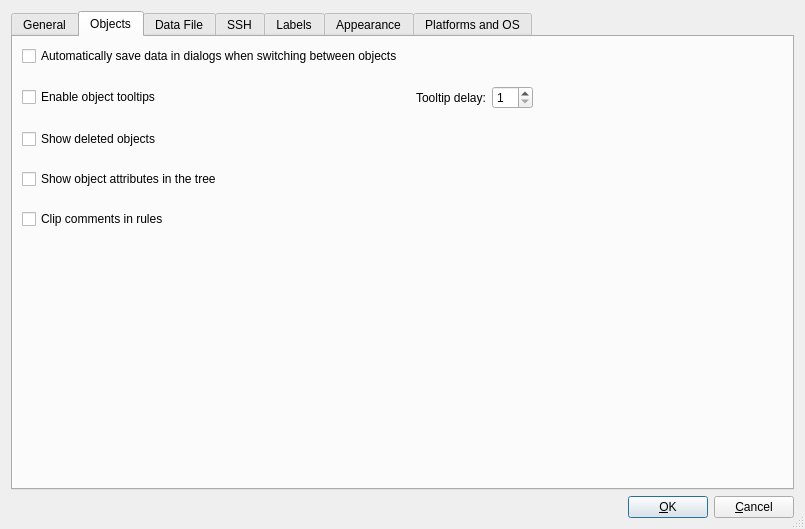
This is src/gui/prefsdialog_q.ui in fwbuilder/fwbuilder as Qt 5 draws it before an edit. The edited form follows.
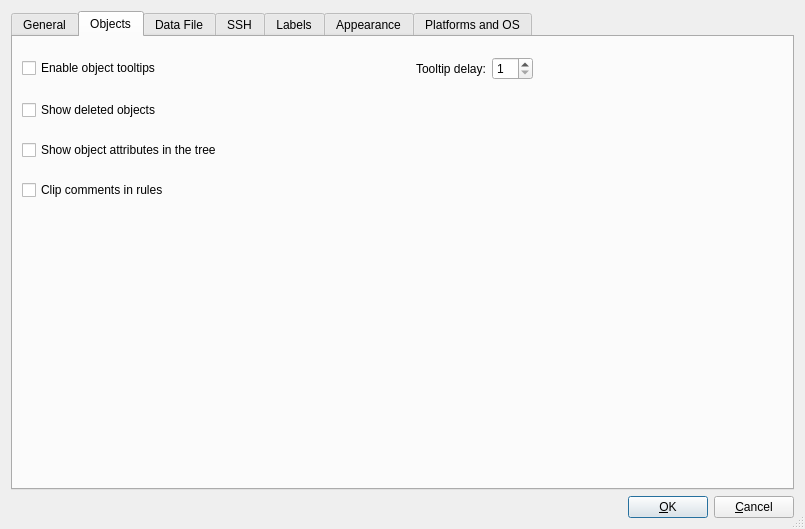
This is the edited form. The open tabs and pages were chosen to show the change.

Commit message: fixes #676  deprecated preferences option "automatic save changes"

What changed in the file:
```diff
--- a/src/gui/prefsdialog_q.ui
+++ b/src/gui/prefsdialog_q.ui
@@ -188,39 +188,19 @@
        <property name="verticalSpacing">
         <number>20</number>
        </property>
-       <item row="0" column="0" colspan="4">
-        <widget class="QCheckBox" name="autosave">
-         <property name="text">
-          <string>Automatically save data in dialogs when switching between objects</string>
-         </property>
-        </widget>
-       </item>
-       <item row="0" column="4">
-        <spacer name="spacer">
-         <property name="orientation">
-          <enum>Qt::Horizontal</enum>
-         </property>
-         <property name="sizeType">
-          <enum>QSizePolicy::Expanding</enum>
-         </property>
-         <property name="sizeHint" stdset="0">
-          <size>
-           <width>148</width>
-           <height>20</height>
-          </size>
-         </property>
-        </spacer>
-       </item>
-       <item row="1" column="0">
-        <widget class="QCheckBox" name="objTooltips">
-         <property name="text">
+       <property name="topMargin" >
+        <number>20</number>
+       </property>
+       <item row="0" column="0" >
+        <widget class="QCheckBox" name="objTooltips" >
+         <property name="text" >
           <string>Enable object tooltips</string>
          </property>
         </widget>
        </item>
-       <item row="1" column="1">
-        <spacer name="horizontalSpacer_3">
-         <property name="orientation">
+       <item row="0" column="1" >
+        <spacer name="horizontalSpacer_3" >
+         <property name="orientation" >
           <enum>Qt::Horizontal</enum>
          </property>
          <property name="sizeHint" stdset="0">
@@ -231,9 +211,9 @@
          </property>
         </spacer>
        </item>
-       <item row="1" column="2">
-        <widget class="QLabel" name="textLabel1_6">
-         <property name="text">
+       <item row="0" column="2" >
+        <widget class="QLabel" name="textLabel1_6" >
+         <property name="text" >
           <string>Tooltip delay:</string>
          </property>
          <property name="wordWrap">
@@ -241,16 +221,16 @@
          </property>
         </widget>
        </item>
-       <item row="1" column="3">
-        <widget class="QSpinBox" name="tooltipDelay">
-         <property name="minimum">
+       <item row="0" column="3" >
+        <widget class="QSpinBox" name="tooltipDelay" >
+         <property name="minimum" >
           <number>1</number>
          </property>
         </widget>
        </item>
-       <item row="1" column="4">
-        <spacer name="spacer_2">
-         <property name="orientation">
+       <item row="0" column="4" >
+        <spacer name="spacer_2" >
+         <property name="orientation" >
           <enum>Qt::Horizontal</enum>
          </property>
          <property name="sizeType">
@@ -264,30 +244,30 @@
          </property>
         </spacer>
        </item>
-       <item row="2" column="0" colspan="5">
-        <widget class="QCheckBox" name="deletedObj">
-         <property name="text">
+       <item row="1" column="0" colspan="5" >
+        <widget class="QCheckBox" name="deletedObj" >
+         <property name="text" >
           <string>Show deleted objects</string>
          </property>
         </widget>
        </item>
-       <item row="3" column="0" colspan="5">
-        <widget class="QCheckBox" name="attributesInTree">
-         <property name="text">
+       <item row="2" column="0" colspan="5" >
+        <widget class="QCheckBox" name="attributesInTree" >
+         <property name="text" >
           <string>Show object attributes in the tree</string>
          </property>
         </widget>
        </item>
-       <item row="4" column="0" colspan="5">
-        <widget class="QCheckBox" name="chClipComment">
-         <property name="text">
+       <item row="3" column="0" colspan="5" >
+        <widget class="QCheckBox" name="chClipComment" >
+         <property name="text" >
           <string>Clip comments in rules</string>
          </property>
         </widget>
        </item>
-       <item row="5" column="2">
-        <spacer name="verticalSpacer">
-         <property name="orientation">
+       <item row="4" column="2" >
+        <spacer name="verticalSpacer" >
+         <property name="orientation" >
           <enum>Qt::Vertical</enum>
          </property>
          <property name="sizeHint" stdset="0">
@@ -1048,13 +1028,13 @@
     <layout class="QHBoxLayout">
      <item>
       <spacer>
-       <property name="orientation">
+       <property name="orientation" >
         <enum>Qt::Horizontal</enum>
        </property>
-       <property name="sizeType">
+       <property name="sizeType" >
         <enum>QSizePolicy::Expanding</enum>
        </property>
-       <property name="sizeHint" stdset="0">
+       <property name="sizeHint" stdset="0" >
         <size>
          <width>20</width>
          <height>20</height>
```
Left out of the diff: 802 changed lines with no effect on the pictures. The commit also changes 2 other files.
